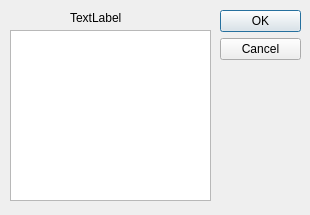
Before: the Qt Designer form gui/ui/dialog/txtlistsetdialog/txtlistsetdialog.ui in OYCN/OnnxEditorV2, drawn with Qt 5.
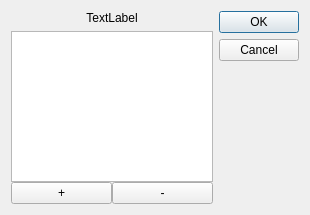
After: the same form once the commit is applied.

Commit message: feat: Add txt list set dialog qss

The edit to the form file:
```diff
--- a/gui/ui/dialog/txtlistsetdialog/txtlistsetdialog.ui
+++ b/gui/ui/dialog/txtlistsetdialog/txtlistsetdialog.ui
@@ -13,43 +13,33 @@
   <property name="windowTitle">
    <string>Dialog</string>
   </property>
-  <widget class="QDialogButtonBox" name="buttonBox">
-   <property name="geometry">
-    <rect>
-     <x>220</x>
-     <y>10</y>
-     <width>81</width>
-     <height>71</height>
-    </rect>
-   </property>
-   <property name="orientation">
-    <enum>Qt::Vertical</enum>
-   </property>
-   <property name="standardButtons">
-    <set>QDialogButtonBox::Cancel|QDialogButtonBox::Ok</set>
-   </property>
-  </widget>
+  <layout class="QHBoxLayout" name="horizontalLayout">
+   <item>
+    <layout class="QVBoxLayout" name="verticalLayout">
+     <item>
   <widget class="QLabel" name="label">
-   <property name="geometry">
-    <rect>
-     <x>70</x>
-     <y>10</y>
-     <width>58</width>
-     <height>16</height>
-    </rect>
-   </property>
    <property name="text">
     <string>TextLabel</string>
    </property>
-  </widget>
+       <property name="alignment">
+        <set>Qt::AlignCenter</set>
+       </property>
+      </widget>
+     </item>
+     <item>
+      <layout class="QVBoxLayout" name="verticalLayout_2">
+       <property name="spacing">
+        <number>0</number>
+       </property>
+       <item>
   <widget class="QListWidget" name="listWidget">
-   <property name="geometry">
-    <rect>
-     <x>10</x>
-     <y>30</y>
-     <width>201</width>
-     <height>171</height>
-    </rect>
+         <property name="styleSheet">
+          <string notr="true">QListWidget::Item{
+    border:2px solid rgb(128,128,128);
+}
+QListWidget::Item:focus{
+    border:2px solid #FFA500;
+}</string>
    </property>
    <property name="editTriggers">
     <set>QAbstractItemView::DoubleClicked</set>
@@ -67,6 +57,49 @@
     <enum>QAbstractItemView::SingleSelection</enum>
    </property>
   </widget>
+       </item>
+       <item>
+        <layout class="QHBoxLayout" name="horizontalLayout_2" stretch="1,1">
+         <item>
+          <widget class="QPushButton" name="addButton">
+           <property name="sizePolicy">
+            <sizepolicy hsizetype="Expanding" vsizetype="Minimum">
+             <horstretch>0</horstretch>
+             <verstretch>0</verstretch>
+            </sizepolicy>
+           </property>
+           <property name="text">
+            <string>+</string>
+           </property>
+           <property name="flat">
+            <bool>false</bool>
+           </property>
+          </widget>
+         </item>
+         <item>
+          <widget class="QPushButton" name="delButton">
+           <property name="text">
+            <string>-</string>
+           </property>
+          </widget>
+         </item>
+        </layout>
+       </item>
+      </layout>
+     </item>
+    </layout>
+   </item>
+   <item>
+    <widget class="QDialogButtonBox" name="buttonBox">
+     <property name="orientation">
+      <enum>Qt::Vertical</enum>
+     </property>
+     <property name="standardButtons">
+      <set>QDialogButtonBox::Cancel|QDialogButtonBox::Ok</set>
+     </property>
+    </widget>
+   </item>
+  </layout>
  </widget>
  <resources/>
  <connections>
```
Lines whose indentation alone changed are shown as unchanged. The commit also changes 4 other files.
